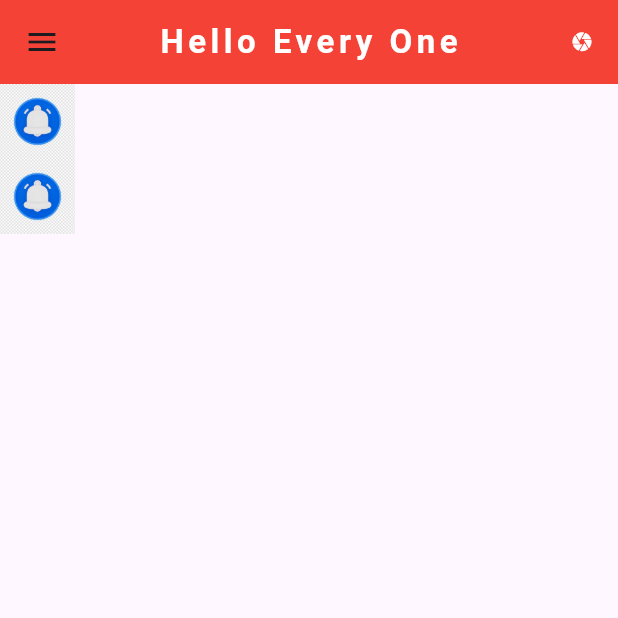
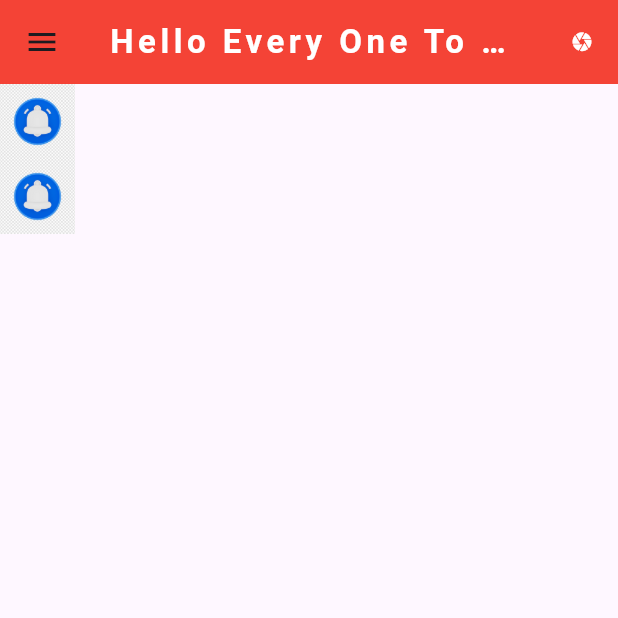
Before and after one commit to MohmaedSobhy/First-Task-Easy-Learn-Acadmy, a Flutter app: the screen it shows after launch, on a phone screen of 412 x 824 dp, the top half of it. Run offline on Flutter 3.47's test engine with Material 3 defaults, Android fonts, the phone set to English and light mode, and no system bars.

Commit message:
title app bar

```diff
--- a/lib/home_screen.dart
+++ b/lib/home_screen.dart
@@ -21,7 +21,7 @@ class HomeScreen extends StatelessWidget {
           ),
         ],
         title: Text(
-          "Hello Every One",
+          "Hello Every One To Easy Learn",
           style: TextStyle(
             color: Colors.white,
             fontWeight: FontWeight.bold,
```
